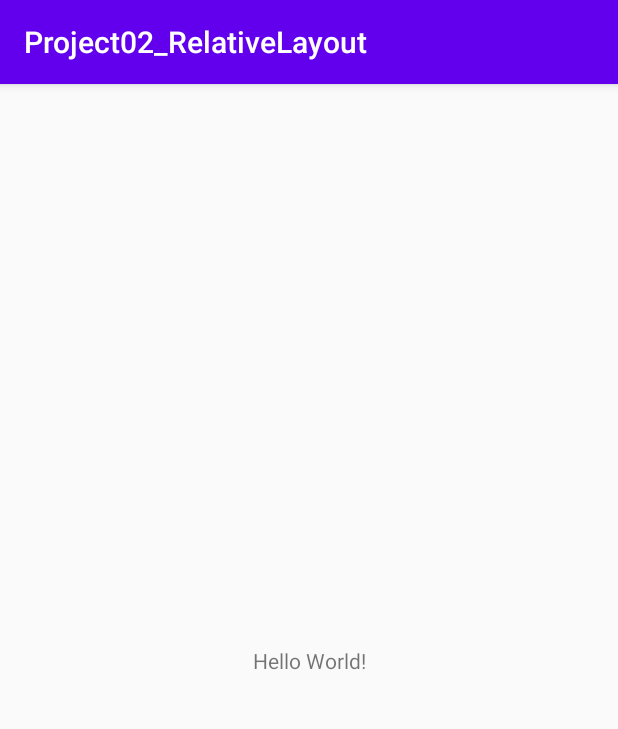
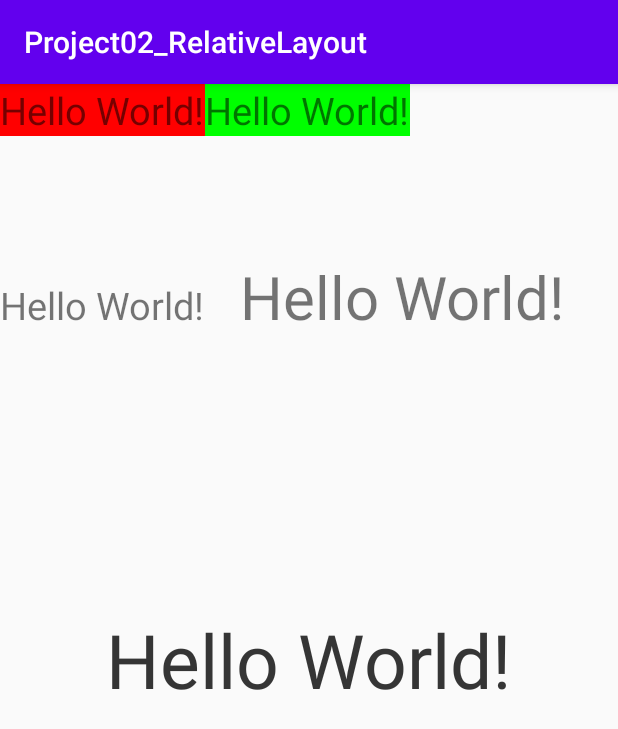
Before and after one commit to CHR-design/Hao_Rong, an Android app: the screen it shows after launch (MainActivity), on a phone screen of 412 x 824 dp. Shown: the top 729 px of the screen. Run offline under Robolectric (Android 15) with nearby library versions, the phone set to English and light mode, and no system bars.

Commit message:
修改格式

```diff
--- a/Project01_Layout/project01_linearlayout/src/main/res/layout/activity_main.xml
+++ b/Project01_Layout/project01_linearlayout/src/main/res/layout/activity_main.xml
@@ -52,13 +52,14 @@
         android:layout_marginTop="50dp"
         android:background="#FFAABB"
         />
+
+    <!--  orientation="horizontal"  -->
     <LinearLayout
         android:layout_width="match_parent"
         android:layout_height="wrap_content"
         android:orientation="horizontal"
         android:layout_marginTop="20dp"
         android:gravity="center_horizontal">
-
         <TextView
             android:id="@+id/textView2Id"
             android:layout_width="wrap_content"
@@ -68,7 +69,6 @@
             android:textSize = "25sp"
             android:background="#FF99FF"
             />
-
         <TextView
             android:id="@+id/textView3Id"
             android:layout_width="wrap_content"
@@ -84,7 +84,6 @@
         android:layout_height="wrap_content"
         android:orientation="horizontal"
         android:gravity="center_horizontal">
-
         <TextView
             android:id="@+id/textView4Id"
             android:layout_width="wrap_content"
@@ -94,7 +93,6 @@
             android:textSize = "25sp"
             android:background="#FF99DD"
             />
-
         <TextView
             android:id="@+id/textView5Id"
             android:layout_width="wrap_content"
@@ -106,4 +104,36 @@
             />
     </LinearLayout>
 
+    <!--  比重：
+            layout_weight：
+            在其变化方向上，
+                如果为march_parent，则为反相关
+                如果为wrap_content，则为正相关
+    -->
+    <LinearLayout
+        android:layout_width="match_parent"
+        android:layout_height="wrap_content"
+        android:orientation="horizontal"
+        android:layout_marginTop="50dp"
+        android:gravity="center_horizontal">
+        <TextView
+            android:layout_width="wrap_content"
+            android:layout_height="wrap_content"
+            android:layout_gravity="center_vertical"
+            android:text="Hello_World!"
+            android:layout_weight="3"
+            android:textSize = "25sp"
+            android:background="#FF99DD"
+            />
+        <TextView
+            android:layout_width="wrap_content"
+            android:layout_height="wrap_content"
+            android:layout_gravity="center_vertical"
+            android:text="Hello_World!"
+            android:layout_weight="1"
+            android:textSize = "25sp"
+            android:background="#FF99CC"
+            />
+    </LinearLayout>
+
 </LinearLayout>
--- a/Project01_Layout/project02_relativelayout/src/main/res/layout/activity_main.xml
+++ b/Project01_Layout/project02_relativelayout/src/main/res/layout/activity_main.xml
@@ -1,18 +1,84 @@
 <?xml version="1.0" encoding="utf-8"?>
-<androidx.constraintlayout.widget.ConstraintLayout xmlns:android="http://schemas.android.com/apk/res/android"
-    xmlns:app="http://schemas.android.com/apk/res-auto"
+<RelativeLayout xmlns:android="http://schemas.android.com/apk/res/android"
     xmlns:tools="http://schemas.android.com/tools"
     android:layout_width="match_parent"
     android:layout_height="match_parent"
     tools:context=".MainActivity">
-
+    <!--  居中的方式：
+                1、在其父View上添加gravity = "center"
+                2、在自身上添加layout_centerInParent="true"
+                3、在自身上添加layout_centerHorizontal="true"、layout_centerVertical="true"
+    -->
     <TextView
         android:layout_width="wrap_content"
         android:layout_height="wrap_content"
         android:text="Hello World!"
-        app:layout_constraintBottom_toBottomOf="parent"
-        app:layout_constraintLeft_toLeftOf="parent"
-        app:layout_constraintRight_toRightOf="parent"
-        app:layout_constraintTop_toTopOf="parent" />
+        android:layout_centerInParent="true"
+        android:textSize="50sp"
+        />
+    <TextView
+        android:layout_width="wrap_content"
+        android:layout_height="wrap_content"
+        android:text="Hello World!"
+        android:layout_centerHorizontal="true"
+        android:layout_centerVertical="true"
+        android:textSize="50sp"
+        />
 
-</androidx.constraintlayout.widget.ConstraintLayout>
+    <!--  在某个控件的边上：
+            layout_toRightOf = "@id/XXX"
+            layout_toLeftOf = "@id/XXX"
+            layout_toTopOf = "@id/XXX"
+            layout_toBottomOf = "@id/XXX"
+
+            layout_below = "@id/XXX"
+      -->
+    <TextView
+        android:id="@+id/text1"
+        android:layout_width="wrap_content"
+        android:layout_height="wrap_content"
+        android:text="Hello World!"
+        android:background="#FF0000"
+        android:textSize="25sp"
+        />
+    <TextView
+        android:id="@+id/text2"
+        android:layout_width="wrap_content"
+        android:layout_height="wrap_content"
+        android:text="Hello World!"
+        android:layout_toRightOf="@id/text1"
+        android:background="#00FF00"
+        android:textSize="25sp"
+        />
+
+    <!--  对齐方式：
+            layout_alignParentRight = "true"
+            layout_alignParentLeft = "true"
+            layout_alignParentTop = "true"
+            layout_alignParentBottom = "true"
+            layout_alignRight = "true"
+            layout_alignLeft = "true"
+            layout_alignTop = "true"
+            layout_alignBottom = "true"
+     -->
+    <TextView
+        android:id="@+id/text3"
+        android:layout_width="wrap_content"
+        android:layout_height="wrap_content"
+        android:layout_below="@id/text1"
+        android:layout_marginTop="80dp"
+        android:layout_marginLeft="160dp"
+        android:text="Hello World!"
+        android:textSize="40sp" />
+    <TextView
+        android:id="@+id/text4"
+        android:layout_width="wrap_content"
+        android:layout_height="wrap_content"
+        android:layout_below="@id/text1"
+        android:layout_marginTop="80dp"
+        android:layout_alignBaseline="@id/text3"
+        android:text="Hello World!"
+        android:textSize="25sp" />
+
+
+</RelativeLayout>
```
Also changed, not shown: 2 other files.
